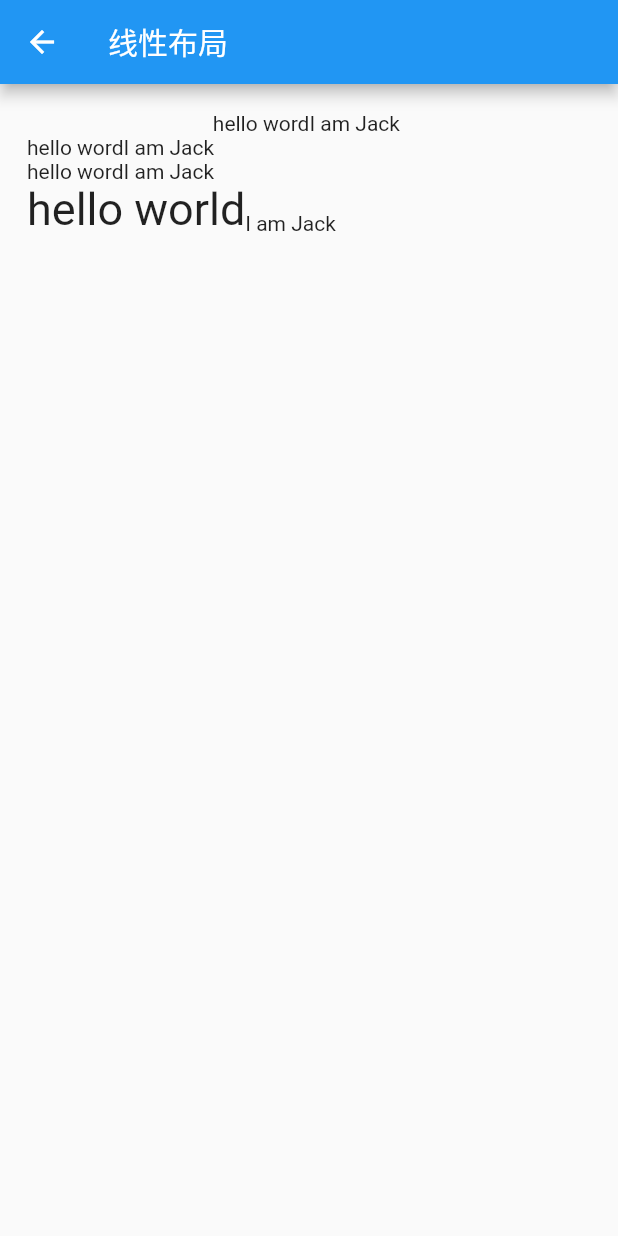
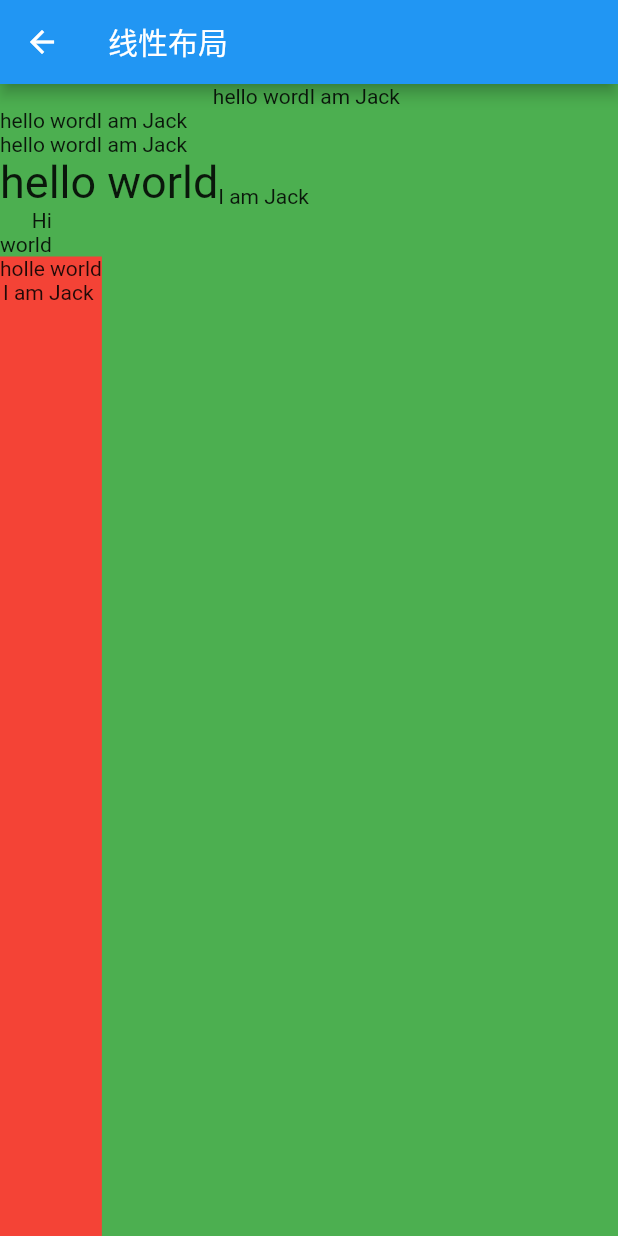
Before and after one commit to amazingokc/FlutterApp, a Flutter app: the LinerLayoutPage screen opened directly, on a phone screen of 412 x 824 dp. Run offline on Flutter 3.47's test engine with Material 2 defaults, Android fonts, the phone set to English and light mode, and no system bars.

Commit message:
布局类组件
Signed-off-by: xiaoguoqing <13750525954@163.com>

```diff
--- a/lib/linerLayout.dart
+++ /dev/null
@@ -1,78 +0,0 @@
-import 'package:flutter/cupertino.dart';
-import 'package:flutter/material.dart';
-
-class LinerLayoutPage extends StatefulWidget {
-  @override
-  State<StatefulWidget> createState() {
-    return new _LinerLayoutPage();
-  }
-
-}
-
-class  _LinerLayoutPage extends State<LinerLayoutPage> {
-  @override
-  Widget build(BuildContext context) {
-    return Scaffold (
-      appBar:   AppBar(
-        title: Text("线性布局"),
-
-      ),
-
-      body: Padding(
-        padding: EdgeInsets.all(18),
-        child: Column(
-          crossAxisAlignment: CrossAxisAlignment.start,
-          children: <Widget>[
-            Row(
-              mainAxisAlignment: MainAxisAlignment.center,
-              children: <Widget>[
-                Text("hello word"),
-                Text("I am Jack "),
-              ],
-            ),
-            Row(
-              mainAxisSize: MainAxisSize.min,
-              mainAxisAlignment: MainAxisAlignment.center,
-              children: <Widget>[
-                Text("hello word"),
-                Text("I am Jack "),
-              ],
-            ),
-            Row(
-              /**
-               * MainAxisAlignment的参考系是TextDirection
-               * 1.当TextDirection.rtl时（从右到左的意思），MainAxisAlignment.end，则end是左，则是文本顺序是右到左，且靠左对齐；
-               * MainAxisAlignment.start,文本也是右到左，靠右对齐。
-               * 2.当TextDirection.ltr（从左到右的意思），MainAxisAlignment.end，则end是右，则是文本顺序是左到右，且靠右对齐；
-               * MainAxisAlignment.start,文本也是左到右，靠左对齐。
-               * */
-              mainAxisAlignment: MainAxisAlignment.start,
-              textDirection: TextDirection.ltr,
-              children: <Widget>[
-                Text("hello word"),
-                Text("I am Jack "),
-              ],
-            ),
-            Row(
-              /**
-               * CrossAxisAlignment的参考系为VerticalDirection
-               * 1.当VerticalDirection.up时（从下往上的意思），CrossAxisAlignment.start，则start是下，则是底部对齐；
-               * CrossAxisAlignment.end,则end是上，则是顶部对齐。
-               * 2.当VerticalDirection.down（从上往下的意思），CrossAxisAlignment.start，则start是上，则是顶部对齐；
-               * CrossAxisAlignment.end,则end是下，则是底部对齐。
-               * */
-              crossAxisAlignment: CrossAxisAlignment.start,
-              verticalDirection: VerticalDirection.up,
-              children: <Widget>[
-                Text("hello world", style: TextStyle(fontSize: 30.0)),
-                Text("I am Jack "),
-              ],
-            )
-          ],
-        ),
-      ),
-    );
-
-  }
-
-}
--- /dev/null
+++ b/lib/linerLayoutWidget.dart
@@ -0,0 +1,95 @@
+import 'package:flutter/cupertino.dart';
+import 'package:flutter/material.dart';
+
+class LinerLayoutPage extends StatefulWidget {
+  @override
+  State<StatefulWidget> createState() {
+    return new _LinerLayoutPage();
+  }
+}
+
+class _LinerLayoutPage extends State<LinerLayoutPage> {
+  @override
+  Widget build(BuildContext context) {
+    return Scaffold(
+      appBar: AppBar(
+        title: Text("线性布局"),
+      ),
+      body: Padding(
+        padding: EdgeInsets.all(0.0),
+        child: Container(
+          color: Colors.green,
+          child: Column(
+            crossAxisAlignment: CrossAxisAlignment.start,
+            children: <Widget>[
+              Row(
+                mainAxisAlignment: MainAxisAlignment.center,
+                children: <Widget>[
+                  Text("hello word"),
+                  Text("I am Jack "),
+                ],
+              ),
+              Row(
+                mainAxisSize: MainAxisSize.min,
+                mainAxisAlignment: MainAxisAlignment.center,
+                children: <Widget>[
+                  Text("hello word"),
+                  Text("I am Jack "),
+                ],
+              ),
+              Row(
+                /**
+                 * MainAxisAlignment的参考系是TextDirection
+                 * 1.当TextDirection.rtl时（从右到左的意思），MainAxisAlignment.end，则end是左，则是文本顺序是右到左，且靠左对齐；
+                 * MainAxisAlignment.start,文本也是右到左，靠右对齐。
+                 * 2.当TextDirection.ltr（从左到右的意思），MainAxisAlignment.end，则end是右，则是文本顺序是左到右，且靠右对齐；
+                 * MainAxisAlignment.start,文本也是左到右，靠左对齐。
+                 * */
+                mainAxisAlignment: MainAxisAlignment.start,
+                textDirection: TextDirection.ltr,
+                children: <Widget>[
+                  Text("hello word"),
+                  Text("I am Jack "),
+                ],
+              ),
+              Row(
+                /**
+                 * CrossAxisAlignment的参考系为VerticalDirection
+                 * 1.当VerticalDirection.up时（从下往上的意思），CrossAxisAlignment.start，则start是下，则是底部对齐；
+                 * CrossAxisAlignment.end,则end是上，则是顶部对齐。
+                 * 2.当VerticalDirection.down（从上往下的意思），CrossAxisAlignment.start，则start是上，则是顶部对齐；
+                 * CrossAxisAlignment.end,则end是下，则是底部对齐。
+                 * */
+                crossAxisAlignment: CrossAxisAlignment.start,
+                verticalDirection: VerticalDirection.up,
+                children: <Widget>[
+                  Text("hello world", style: TextStyle(fontSize: 30.0)),
+                  Text("I am Jack "),
+                ],
+              ),
+              Column(
+                crossAxisAlignment: CrossAxisAlignment.end,
+                children: <Widget>[
+                  Text("Hi"),
+                  Text("world"),
+                ],
+              ),
+              Expanded(
+                child: Container(
+                  color: Colors.red,
+                  child: Column(
+                    mainAxisSize: MainAxisSize.max,
+                    children: <Widget>[
+                      Text("holle world"),
+                      Text("I am Jack "),
+                    ],
+                  ),
+                ),
+              )
+            ],
+          ),
+        ),
+      ),
+    );
+  }
+}
```
Also changed, not shown: lib/alignWidget.dart (added, +54 -0 lines), lib/flexWidget.dart (added, +74 -0 lines), lib/frameLayoutWidget.dart (added, +45 -0 lines), lib/main.dart (+37 -4 lines), lib/wrapAndFlowWidget.dart (added, +138 -0 lines).
